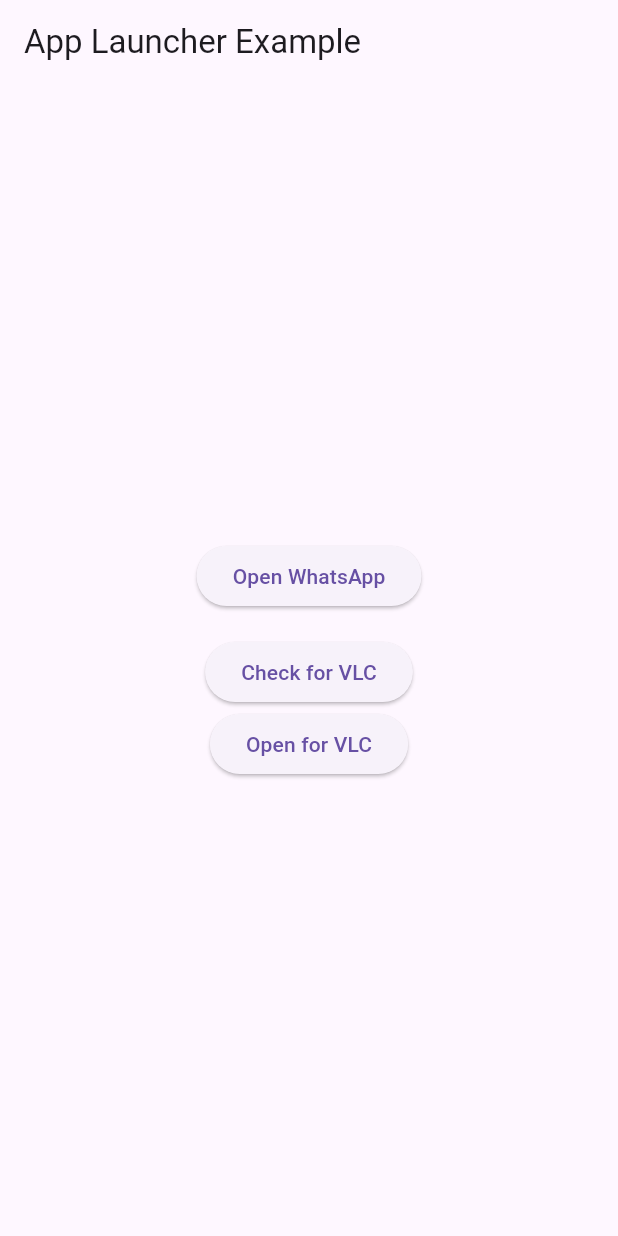
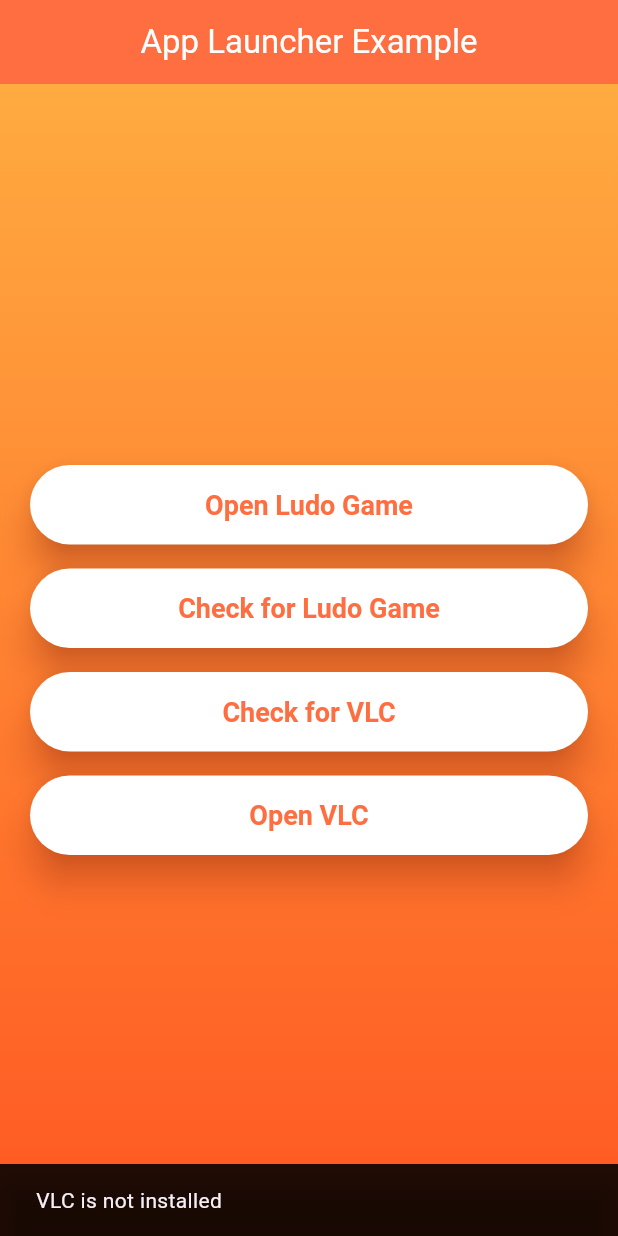
Before and after one commit to Akora-IngDKB/app_launcher, a Flutter app: the screen it shows after launch, after a tap on "Check for VLC", on a phone screen of 412 x 824 dp. Run offline on Flutter 3.47's test engine with Material 3 defaults, Android fonts, the phone set to English and light mode, and no system bars; Roboto replaces fonts that are missing (Arial).

Commit message:
Update better example UI, updated versions

```diff
--- a/example/lib/main.dart
+++ b/example/lib/main.dart
@@ -1,5 +1,4 @@
 import 'package:flutter/material.dart';
-
 import 'package:app_launcher/app_launcher.dart';
 
 void main() {
@@ -10,45 +9,131 @@ class MyApp extends StatelessWidget {
   @override
   Widget build(BuildContext context) {
     return MaterialApp(
-      home: Scaffold(
+      debugShowCheckedModeBanner: false,
+      home: LauncherScreen(),
+      theme: ThemeData(
+        primarySwatch: Colors.orange,
+        fontFamily: 'Arial',
+      ),
+    );
+  }
+}
+
+class LauncherScreen extends StatelessWidget {
+  @override
+  Widget build(BuildContext context) {
+    return Scaffold(
       appBar: AppBar(
-          title: const Text('App Launcher Example'),
+        title: const Text(
+          'App Launcher Example',
+          style: TextStyle(color: Colors.white),
         ),
-        body: Center(
+        centerTitle: true,
+        backgroundColor: Colors.deepOrangeAccent,
+      ),
+      body: Container(
+        decoration: BoxDecoration(
+          gradient: LinearGradient(
+            colors: [Colors.orangeAccent, Colors.deepOrange],
+            begin: Alignment.topCenter,
+            end: Alignment.bottomCenter,
+          ),
+        ),
+        child: Center(
+          child: Padding(
+            padding: const EdgeInsets.symmetric(horizontal: 20.0),
             child: Column(
               mainAxisSize: MainAxisSize.min,
+              crossAxisAlignment: CrossAxisAlignment.stretch,
               children: [
-              ElevatedButton(
+                _buildCustomButton(
+                  context,
+                  title: 'Open Ludo Game',
                   onPressed: () async {
                     await AppLauncher.openApp(
-                    androidApplicationId: "com.whatsapp",
+                      androidApplicationId: "com.karuwaapps.ludo",
                     );
                   },
-                child: Text('Open WhatsApp'),
                 ),
                 SizedBox(height: 16),
-              ElevatedButton(
+                _buildCustomButton(
+                  context,
+                  title: 'Check for Ludo Game',
                   onPressed: () async {
-                  final value = await AppLauncher.hasApp(
+                    final isInstalled = await AppLauncher.hasApp(
+                      androidApplicationId: "com.karuwaapps.ludo",
+                    );
+
+                    ScaffoldMessenger.of(context).showSnackBar(
+                      SnackBar(
+                        content: Text(
+                          isInstalled
+                              ? 'Ludo Game is installed'
+                              : 'Ludo Game is not installed',
+                        ),
+                        backgroundColor: Colors.black87,
+                      ),
+                    );
+                  },
+                ),
+                SizedBox(height: 16),
+                _buildCustomButton(
+                  context,
+                  title: 'Check for VLC',
+                  onPressed: () async {
+                    final isInstalled = await AppLauncher.hasApp(
                       androidApplicationId: "org.videolan.vlc",
                     );
 
-                  print(value);
+                    ScaffoldMessenger.of(context).showSnackBar(
+                      SnackBar(
+                        content: Text(
+                          isInstalled
+                              ? 'VLC is installed'
+                              : 'VLC is not installed',
+                        ),
+                        backgroundColor: Colors.black87,
+                      ),
+                    );
                   },
-                child: Text('Check for VLC'),
                 ),
-              ElevatedButton(
+                SizedBox(height: 16),
+                _buildCustomButton(
+                  context,
+                  title: 'Open VLC',
                   onPressed: () async {
                     await AppLauncher.openApp(
                       androidApplicationId: "org.videolan.vlc",
                     );
                   },
-                child: Text('Open for VLC'),
                 ),
               ],
             ),
           ),
         ),
+      ),
+    );
+  }
+
+  Widget _buildCustomButton(BuildContext context,
+      {required String title, required VoidCallback onPressed}) {
+    return ElevatedButton(
+      onPressed: onPressed,
+      style: ElevatedButton.styleFrom(
+        padding: EdgeInsets.symmetric(vertical: 16),
+        backgroundColor: Colors.white,
+        foregroundColor: Colors.deepOrangeAccent,
+        shadowColor: Colors.deepOrange,
+        elevation: 10,
+        textStyle: TextStyle(
+          fontSize: 18,
+          fontWeight: FontWeight.bold,
+        ),
+        shape: RoundedRectangleBorder(
+          borderRadius: BorderRadius.circular(30),
+        ),
+      ),
+      child: Text(title),
     );
   }
 }
```
Also changed, not shown: 4 other files. Lines whose indentation alone changed are shown as unchanged.
